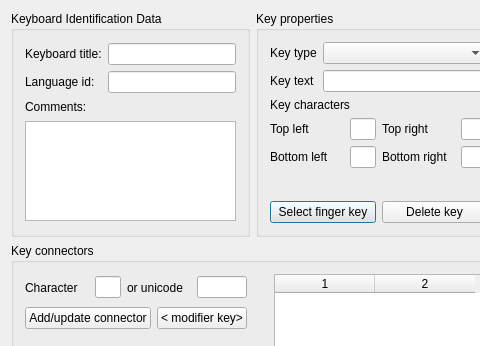
Above: src/ui/ktouchkeyboardeditordialog.ui from KDE/ktouch before the change; both pictures show x 0 to 480 and y 0 to 346 of the 786 by 651 pixel window. Below: the same form after it.
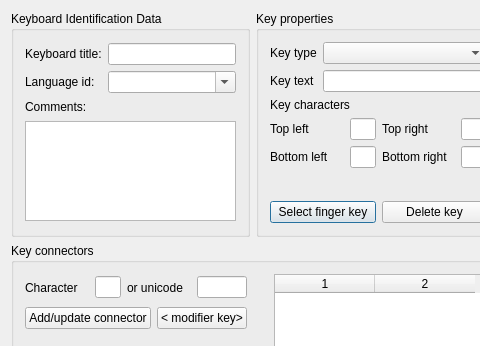
That is the form after the change. Custom widgets are drawn as their Qt base class.

Commit message: Finished implementation of keyboard editor. Complete german keyboard layout file added.

```diff
--- a/src/ui/ktouchkeyboardeditordialog.ui
+++ b/src/ui/ktouchkeyboardeditordialog.ui
@@ -27,27 +27,9 @@
      <property name="title" >
       <string>Keyboard Identification Data</string>
      </property>
-     <layout class="QGridLayout" >
-      <item row="0" column="0" >
+     <layout class="QVBoxLayout" >
+      <item>
        <layout class="QGridLayout" >
-        <property name="leftMargin" >
-         <number>0</number>
-        </property>
-        <property name="topMargin" >
-         <number>0</number>
-        </property>
-        <property name="rightMargin" >
-         <number>0</number>
-        </property>
-        <property name="bottomMargin" >
-         <number>0</number>
-        </property>
-        <property name="horizontalSpacing" >
-         <number>6</number>
-        </property>
-        <property name="verticalSpacing" >
-         <number>6</number>
-        </property>
         <item row="0" column="0" >
          <widget class="QLabel" name="titleLabel" >
           <property name="text" >
@@ -55,8 +37,8 @@
           </property>
          </widget>
         </item>
-        <item row="1" column="1" >
-         <widget class="QLineEdit" name="langIDEdit" />
+        <item row="0" column="1" >
+         <widget class="QLineEdit" name="titleEdit" />
         </item>
         <item row="1" column="0" >
          <widget class="QLabel" name="textLabel2" >
@@ -65,12 +47,16 @@
           </property>
          </widget>
         </item>
-        <item row="0" column="1" >
-         <widget class="QLineEdit" name="titleEdit" />
+        <item row="1" column="1" >
+         <widget class="KComboBox" name="langIDCombo" >
+          <property name="editable" >
+           <bool>true</bool>
+          </property>
+         </widget>
         </item>
        </layout>
       </item>
-      <item row="1" column="0" >
+      <item>
        <widget class="QLabel" name="textLabel1" >
         <property name="sizePolicy" >
          <sizepolicy vsizetype="Fixed" hsizetype="Preferred" >
@@ -83,7 +69,7 @@
         </property>
        </widget>
       </item>
-      <item row="2" column="0" >
+      <item>
        <widget class="QTextEdit" name="commentEdit" >
         <property name="sizePolicy" >
          <sizepolicy vsizetype="Maximum" hsizetype="Expanding" >
@@ -712,6 +698,11 @@
  <layoutdefault spacing="6" margin="11" />
  <pixmapfunction>qPixmapFromMimeSource</pixmapfunction>
  <customwidgets>
+  <customwidget>
+   <class>KComboBox</class>
+   <extends>QComboBox</extends>
+   <header>kcombobox.h</header>
+  </customwidget>
   <customwidget>
    <class>KIntSpinBox</class>
    <extends>QSpinBox</extends>
```
Left out of the diff: 1 changed line with no effect on the pictures. The commit also changes 2 other files.
